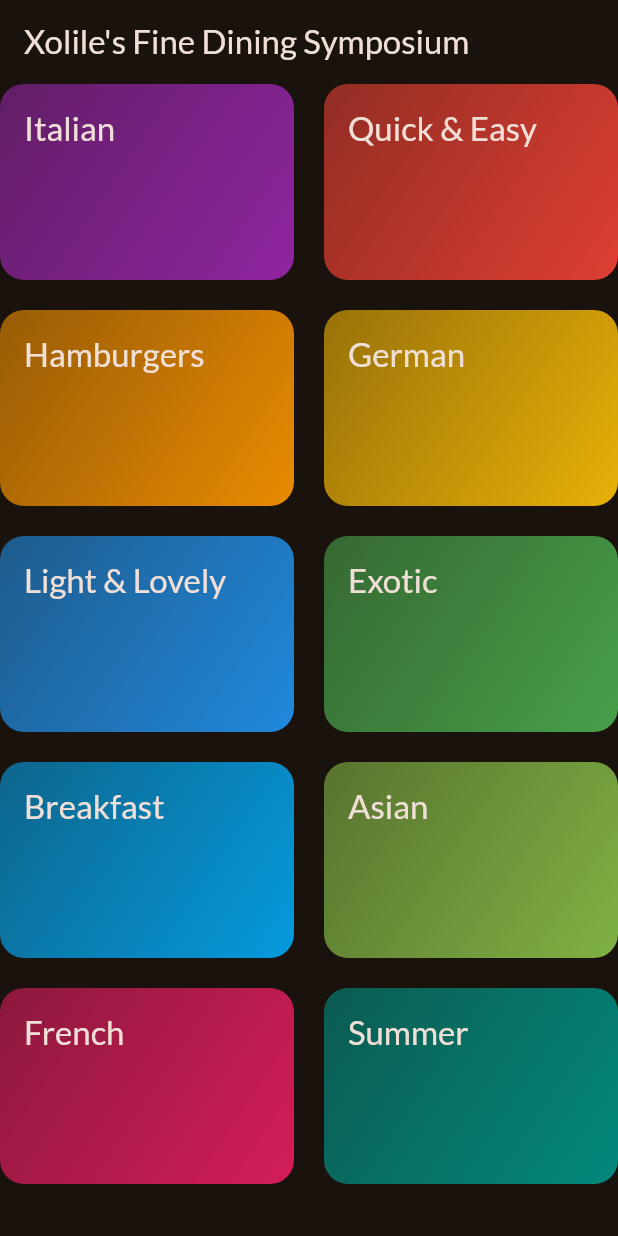
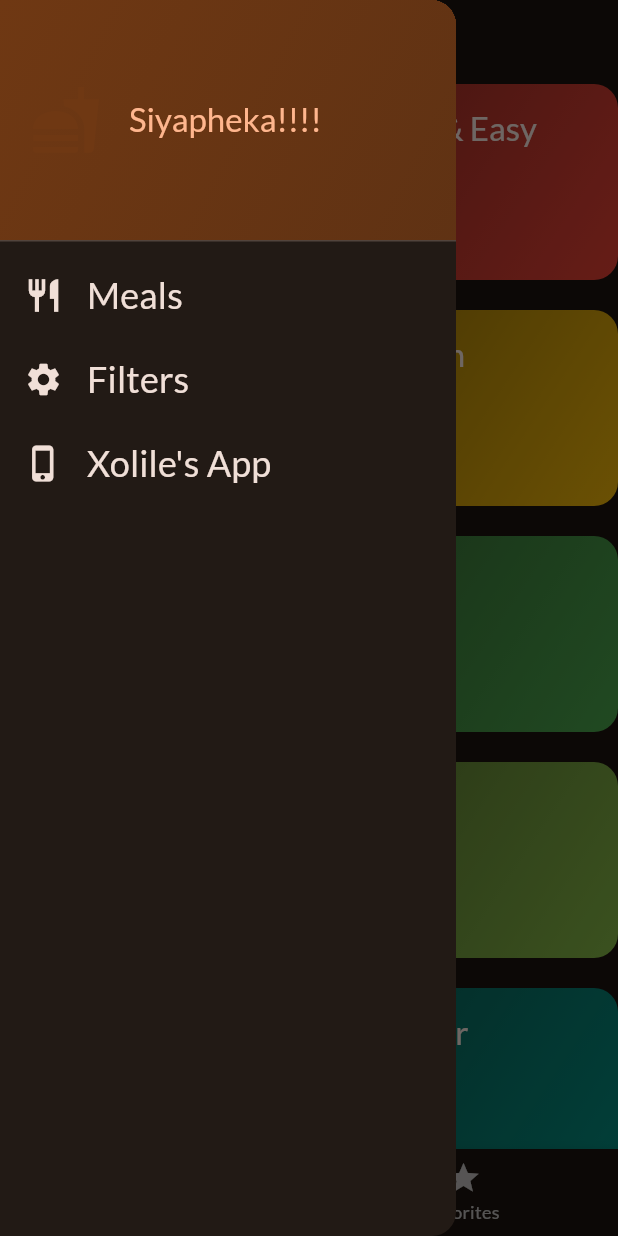
Before and after one commit to xDlamini/flutter_meals_app, a Flutter app: the screen it shows after launch, with the side drawer open (before the commit the screen has no drawer), on a phone screen of 412 x 824 dp. Run offline on Flutter 3.47's test engine with Material 3 defaults, Android fonts, the phone set to English and light mode, and no system bars; our stand-ins replace flutter_riverpod, google_fonts, transparent_image.

Commit message:
Added a main drawer, Tabs screen and a Filters screen

```diff
--- a/lib/main.dart
+++ b/lib/main.dart
@@ -2,7 +2,8 @@ import 'package:flutter/material.dart';
 
 import 'package:google_fonts/google_fonts.dart';
 
-import 'package:meals_app/screens/categories.dart';
+// import 'package:meals_app/screens/categories.dart';
+import 'package:meals_app/screens/tabs.dart';
 
 //Overwriting the default text theme
 final theme = ThemeData(
@@ -24,8 +25,10 @@ class App extends StatelessWidget {
   @override
   Widget build(BuildContext context) {
     return MaterialApp(
-        theme: theme,
-        home: const CategoriesScreen() //outputting the category screen
-        );
+      theme: theme,
+      home:
+          const TabsScreen(), //initially showing the Tab screen to the Home screen
+      // home: const CategoriesScreen() //outputting the category screen
+    );
   }
 }
--- /dev/null
+++ b/lib/providers/meals_provider.dart
@@ -0,0 +1,6 @@
+import 'package:flutter_riverpod/flutter_riverpod.dart';
+import 'package:meals_app/data/dummy_data.dart';
+
+final mealsProvider = Provider((ref) {
+  return dummyMeals;
+});
--- a/lib/screens/categories.dart
+++ b/lib/screens/categories.dart
@@ -1,32 +1,38 @@
 import 'package:flutter/material.dart';
 import 'package:meals_app/data/dummy_data.dart';
 import 'package:meals_app/models/category.dart';
+import 'package:meals_app/models/meal.dart';
 import 'package:meals_app/screens/meals.dart';
 import 'package:meals_app/widgets/category_grid_item.dart';
 
 class CategoriesScreen extends StatelessWidget {
-  const CategoriesScreen({super.key});
+  const CategoriesScreen(
+      {super.key,
+      required this.onToggleFavorite,
+      required this.availableMeals});
+
+  final void Function(Meal meal) onToggleFavorite;
+  final List<Meal> availableMeals;
 
   void _selectCategory(BuildContext context, Category category) {
-    final filteredMeals = dummyMeals
+    final filteredMeals = availableMeals
         .where((meal) => meal.categories.contains(category.id))
         .toList();
 
     Navigator.of(context).push(
       MaterialPageRoute(
-        builder: (ctx) =>
-            MealsScreen(title: category.title, meals: filteredMeals),
+        builder: (ctx) => MealsScreen(
+          title: category.title,
+          meals: filteredMeals,
+          onToggleFavorite: onToggleFavorite,
+        ),
       ),
     );
   }
 
   @override
   Widget build(BuildContext context) {
-    return Scaffold(
-      appBar: AppBar(
-        title: const Text("Xolile's Fine Dining Symposium"),
-      ),
-      body: GridView(
+    return GridView(
       gridDelegate: const SliverGridDelegateWithFixedCrossAxisCount(
         crossAxisCount: 2,
         childAspectRatio: 3 / 2,
@@ -42,7 +48,6 @@ class CategoriesScreen extends StatelessWidget {
             },
           )
       ],
-      ),
     );
   }
 }
--- /dev/null
+++ b/lib/screens/tabs.dart
@@ -0,0 +1,128 @@
+import 'package:flutter/material.dart';
+import 'package:meals_app/data/dummy_data.dart';
+import 'package:meals_app/models/meal.dart';
+import 'package:meals_app/screens/categories.dart';
+import 'package:meals_app/screens/filters.dart';
+import 'package:meals_app/screens/meals.dart';
+import 'package:meals_app/widgets/main_drawer.dart';
+
+//Global variable
+const kInitalFilters = {
+  Filter.glutenFree: false,
+  Filter.lactoseFree: false,
+  Filter.vegetarian: false,
+  Filter.vegan: false,
+};
+
+class TabsScreen extends StatefulWidget {
+  const TabsScreen({super.key});
+
+  @override
+  State<StatefulWidget> createState() {
+    return _TabsScreenState();
+  }
+}
+
+class _TabsScreenState extends State<TabsScreen> {
+  int _selectedPageIndex = 0;
+  final List<Meal> _favoriteMeals = [];
+  Map<Filter, bool> _selectedFilters = kInitalFilters;
+
+  void _showInfoMessage(String message) {
+    ScaffoldMessenger.of(context).clearSnackBars();
+    ScaffoldMessenger.of(context).showSnackBar(
+      SnackBar(
+        content: Text(message),
+      ),
+    );
+  }
+
+  void _toggleMealFavoriteStatus(Meal meal) {
+    final isExisting = _favoriteMeals.contains(meal);
+
+    if (isExisting) {
+      setState(() {
+        _favoriteMeals.remove(meal);
+      });
+      _showInfoMessage(
+          'Meal was removed from favorites!'); //showing snackBar info
+    } else {
+      setState(() {
+        _favoriteMeals.add(meal);
+      });
+      _showInfoMessage('Meal was added to favorites!');
+    }
+  }
+
+  void _selectPage(int index) {
+    setState(() {
+      _selectedPageIndex = index;
+    });
+  }
+
+  void _setScreen(String identifier) async {
+    Navigator.of(context)
+        .pop(); //closing the drawer widget before openning filters screen
+    if (identifier == 'filters') {
+      //replacing current screen with the filtersScreen widget
+      final result = await Navigator.of(context).push<Map<Filter, bool>>(
+        MaterialPageRoute(
+          builder: (ctx) => const FiltersScreen(),
+        ),
+      );
+      setState(() {
+        _selectedFilters = result ?? kInitalFilters;
+      });
+    }
+  }
+
+  @override
+  Widget build(BuildContext context) {
+    final availableMeals = dummyMeals.where((meal) {
+      if (_selectedFilters[Filter.glutenFree]! && !meal.isGlutenFree) {
+        return false;
+      }
+      if (_selectedFilters[Filter.lactoseFree]! && !meal.isLactoseFree) {
+        return false;
+      }
+      if (_selectedFilters[Filter.vegetarian]! && !meal.isVegetarian) {
+        return false;
+      }
+      if (_selectedFilters[Filter.vegan]! && !meal.isVegan) {
+        return false;
+      }
+      return true;
+    }).toList();
+
+    Widget activePage = CategoriesScreen(
+      onToggleFavorite: _toggleMealFavoriteStatus,
+      availableMeals: availableMeals,
+    );
+    var activePageTitle = 'Categories';
+
+    if (_selectedPageIndex == 1) {
+      activePage = MealsScreen(
+          meals: _favoriteMeals, onToggleFavorite: _toggleMealFavoriteStatus);
+      activePageTitle = 'Your Favorites';
+    }
+
+    return Scaffold(
+      appBar: AppBar(
+        title: Text(activePageTitle),
+      ),
+      drawer: MainDrawer(
+        onSelectScreen: _setScreen,
+      ),
+      body: activePage,
+      bottomNavigationBar: BottomNavigationBar(
+        onTap: _selectPage,
+        currentIndex: _selectedPageIndex,
+        items: const [
+          BottomNavigationBarItem(
+              icon: Icon(Icons.set_meal), label: 'categories'),
+          BottomNavigationBarItem(icon: Icon(Icons.star), label: 'favorites')
+        ],
+      ),
+    );
+  }
+}
--- /dev/null
+++ b/lib/widgets/main_drawer.dart
@@ -0,0 +1,99 @@
+import 'package:flutter/material.dart';
+
+class MainDrawer extends StatelessWidget {
+  const MainDrawer({super.key, required this.onSelectScreen});
+
+  final void Function(String identifier) onSelectScreen;
+
+  @override
+  Widget build(BuildContext context) {
+    return Drawer(
+      child: Column(
+        children: [
+          DrawerHeader(
+            padding: const EdgeInsets.all(20),
+            decoration: BoxDecoration(
+                gradient: LinearGradient(
+              colors: [
+                Theme.of(context).colorScheme.primaryContainer,
+                Theme.of(context).colorScheme.primaryContainer.withOpacity(0.8),
+              ],
+              begin: Alignment.topLeft,
+              end: Alignment.bottomRight,
+            )),
+            child: Row(
+              children: [
+                Icon(
+                  Icons.fastfood,
+                  size: 48,
+                  color: Theme.of(context).colorScheme.primaryContainer,
+                ),
+                const SizedBox(
+                  width: 18,
+                ),
+                Text(
+                  'Siyapheka!!!!',
+                  style: Theme.of(context).textTheme.titleLarge!.copyWith(
+                        color: Theme.of(context).colorScheme.primary,
+                      ),
+                ),
+              ],
+            ),
+          ),
+          //outputting list content drawer links
+          ListTile(
+            leading: Icon(
+              Icons.restaurant,
+              size: 26,
+              color: Theme.of(context).colorScheme.onBackground,
+            ),
+            title: Text(
+              'Meals',
+              style: Theme.of(context).textTheme.titleSmall!.copyWith(
+                    color: Theme.of(context).colorScheme.onBackground,
+                    fontSize: 24,
+                  ),
+            ),
+            onTap: () {
+              onSelectScreen('meals');
+            },
+          ),
+          ListTile(
+            leading: Icon(
+              Icons.settings,
+              size: 26,
+              color: Theme.of(context).colorScheme.onBackground,
+            ),
+            title: Text(
+              'Filters',
+              style: Theme.of(context).textTheme.titleSmall!.copyWith(
+                    color: Theme.of(context).colorScheme.onBackground,
+                    fontSize: 24,
+                  ),
+            ),
+            onTap: () {
+              onSelectScreen('filters');
+            },
+          ),
+          ListTile(
+            leading: Icon(
+              Icons.phone_iphone,
+              size: 26,
+              color: Theme.of(context).colorScheme.onBackground,
+            ),
+            title: Text(
+              "Xolile's App",
+              style: Theme.of(context).textTheme.titleSmall!.copyWith(
+                    color: Theme.of(context).colorScheme.onBackground,
+                    fontSize: 24,
+                  ),
+            ),
+            onTap: () {
+              onSelectScreen('Xoliles app');
+            },
+          )
+        ],
+      ),
+    );
+  }
+}
--- a/lib/widgets/meal_item.dart
+++ b/lib/widgets/meal_item.dart
@@ -4,7 +4,11 @@ import 'package:meals_app/widgets/meal_item_trait.dart';
 import 'package:transparent_image/transparent_image.dart';
 
 class MealItem extends StatelessWidget {
-  const MealItem({super.key, required this.meal, required this.onSelectedMeal});
+  const MealItem(
+      {super.key,
+      required this.meal,
+      required this.onSelectedMeal,
+      required Null Function(dynamic meal) onSelectMeal});
 
   final Meal meal;
   final void Function(BuildContext context, Meal meal) onSelectedMeal;
--- a/pubspec.yaml
+++ b/pubspec.yaml
@@ -37,6 +37,7 @@ dependencies:
   cupertino_icons: ^1.0.6
   google_fonts: ^6.2.1
   transparent_image: ^2.0.1
+  flutter_riverpod: ^2.5.1
 
 dev_dependencies:
   flutter_test:
```
Also changed, not shown: lib/screens/filters.dart (added, +155 -0 lines), lib/screens/meal_details.dart (+11 -1 lines), lib/screens/meals.dart (+27 -3 lines), pubspec.lock. Lines whose indentation alone changed are shown as unchanged.
